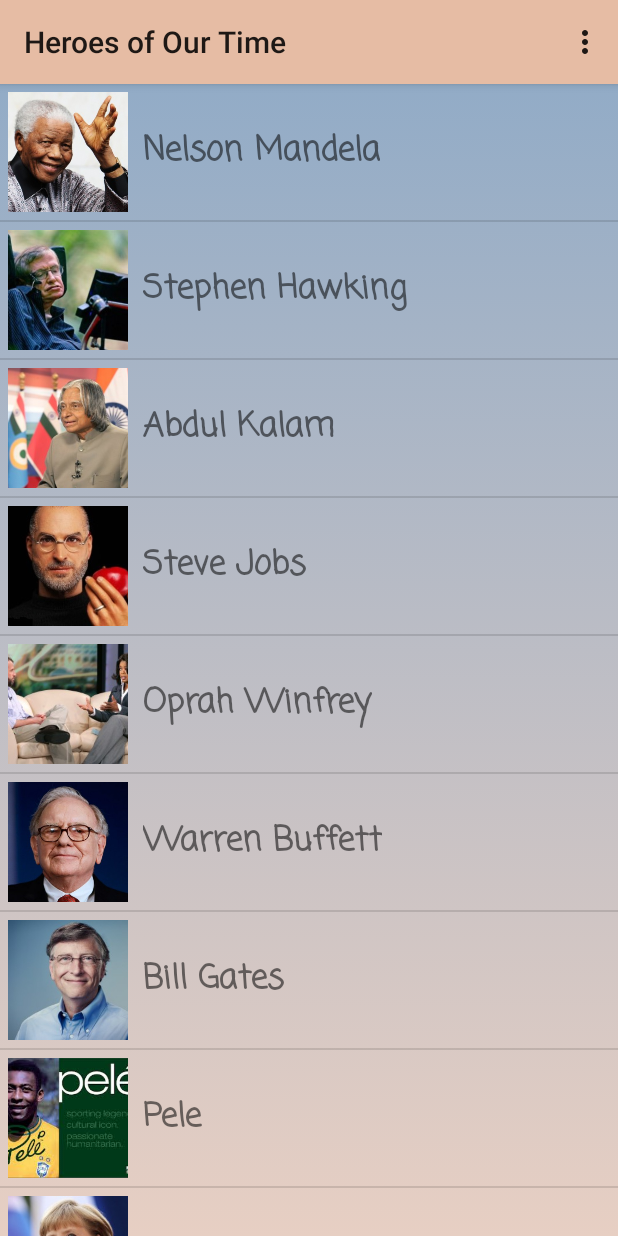
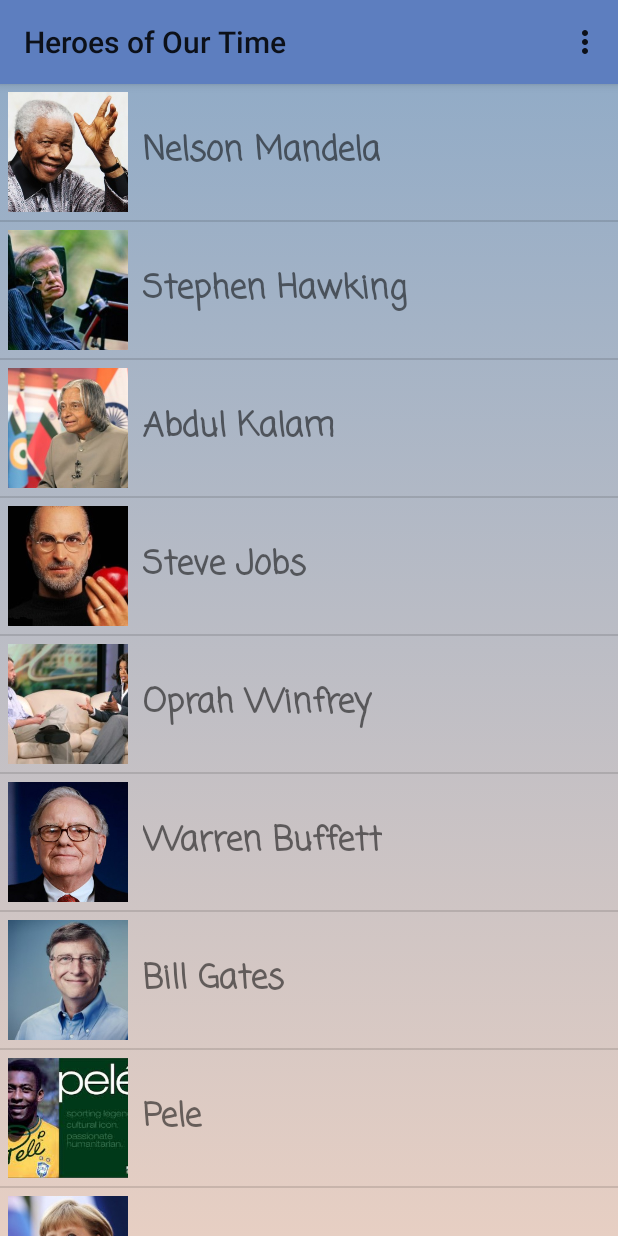
Before and after one commit to EshanDias/HeroesOfOurTime, an Android app: the screen it shows after launch (MainActivity), on a phone screen of 412 x 824 dp. Run offline under Robolectric (Android 15) with nearby library versions, the phone set to English and light mode, and no system bars.

Commit message:
color modification

```diff
--- a/app/src/main/java/com/assignments/sliit/heroesofourtime/ui/MainActivity.java
+++ b/app/src/main/java/com/assignments/sliit/heroesofourtime/ui/MainActivity.java
@@ -57,7 +57,7 @@ public class MainActivity extends AppCompatActivity {
                 @Override
                 public void onItemClick(AdapterView<?> parent, View view,
                                         int position, long id) {
-                    Toast.makeText(MainActivity.this, "You Clicked at " + heroList.get(position).getName(), Toast.LENGTH_SHORT).show();
+                    //Toast.makeText(MainActivity.this, "You Clicked at " + heroList.get(position).getName(), Toast.LENGTH_SHORT).show();
 
                     Intent intent = new Intent(MainActivity.this, HeroProfileActivity.class);
                     intent.putExtra("HeroID", heroList.get(position).getHeroID());
--- a/app/src/main/res/layout/activity_main.xml
+++ b/app/src/main/res/layout/activity_main.xml
@@ -13,7 +13,7 @@
         android:layout_height="?android:attr/actionBarSize"
         android:layout_alignParentStart="true"
         android:layout_alignParentTop="true"
-        android:background="#E6BCA4"
+        android:background="#5d7ebf"
         android:elevation="4dp"
         android:theme="@style/ThemeOverlay.AppCompat.ActionBar"
         app:popupTheme="@style/ThemeOverlay.AppCompat.Light"
```
